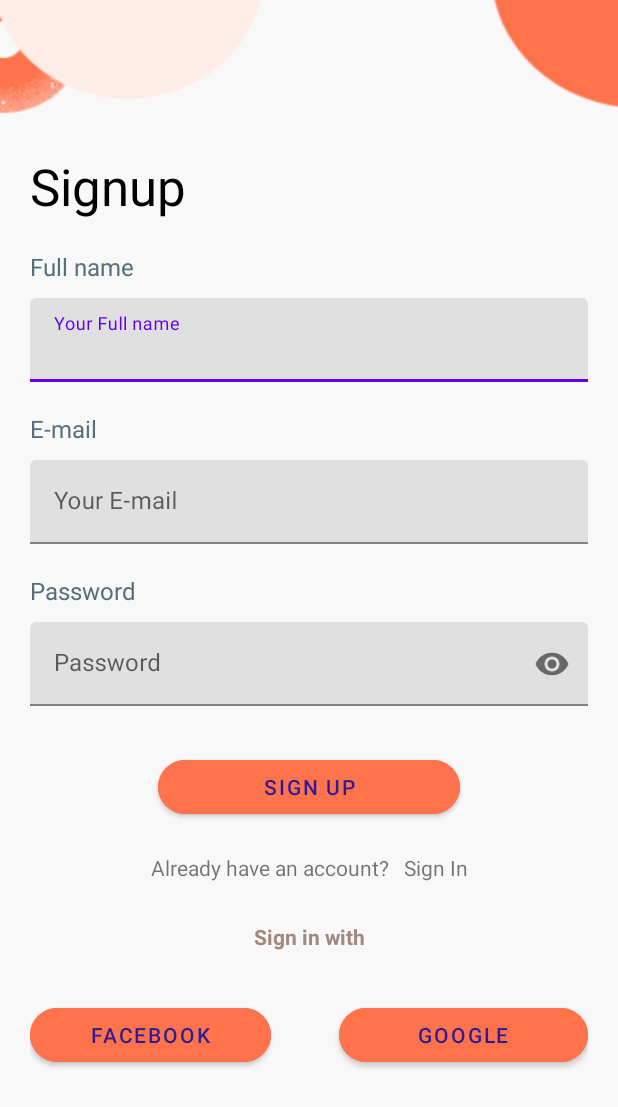
After one commit to trung08052001-hcm/baitaptet, an Android app: the layout activity_register.xml on its own in the app's theme, with its tools: preview values and no code run, on a phone screen of 412 x 824 dp. The commit adds this screen. Shown: the top 1107 px of the screen. Run offline under Robolectric (Android 15) with nearby library versions, the phone set to English and light mode, and no system bars.

Commit message:
update code finish

```diff
--- a/app/build.gradle
+++ b/app/build.gradle
@@ -30,8 +30,8 @@ android {
     kotlinOptions {
         jvmTarget = '1.8'
     }
-    buildFeatures {
-        viewBinding true
+    dataBinding{
+        enabled = true
     }
 }
 
--- a/app/src/main/java/com/example/baitaptet/screen/wellcome/MainActivity1.kt
+++ b/app/src/main/java/com/example/baitaptet/screen/wellcome/MainActivity1.kt
@@ -3,7 +3,6 @@ package com.example.baitaptet.screen.wellcome
 import android.content.Intent
 import androidx.appcompat.app.AppCompatActivity
 import android.os.Bundle
-import android.widget.Button
 import android.widget.ImageView
 import com.example.baitaptet.R
 
--- a/app/src/main/java/com/example/baitaptet/screen/wellcome/MainActivity2.kt
+++ b/app/src/main/java/com/example/baitaptet/screen/wellcome/MainActivity2.kt
@@ -3,7 +3,6 @@ package com.example.baitaptet.screen.wellcome
 import android.content.Intent
 import androidx.appcompat.app.AppCompatActivity
 import android.os.Bundle
-import android.widget.Button
 import android.widget.ImageView
 import com.example.baitaptet.R
 
--- a/app/src/main/java/com/example/baitaptet/screen/wellcome/MainActivity3.kt
+++ b/app/src/main/java/com/example/baitaptet/screen/wellcome/MainActivity3.kt
@@ -6,7 +6,6 @@ import android.os.Bundle
 import android.widget.ImageView
 import com.example.baitaptet.R
 import com.example.baitaptet.screen.login.newActivity
-import com.example.baitaptet.screen.profile.ProfileActivity
 
 class MainActivity3 : AppCompatActivity() {
     override fun onCreate(savedInstanceState: Bundle?) {
--- /dev/null
+++ b/app/src/main/res/layout/activity_register.xml
@@ -0,0 +1,234 @@
+<?xml version="1.0" encoding="utf-8"?>
+<layout xmlns:android="http://schemas.android.com/apk/res/android"
+    xmlns:app="http://schemas.android.com/apk/res-auto"
+    xmlns:tools="http://schemas.android.com/tools">
+
+    <data>
+        <variable
+            name="viewModel"
+            type="com.example.baitaptet.ViewModel.MainViewModel" />
+    </data>
+
+    <androidx.constraintlayout.widget.ConstraintLayout
+        android:layout_width="match_parent"
+        android:layout_height="match_parent"
+        tools:context=".screen.SignUp.registerActivity">
+        <androidx.constraintlayout.widget.ConstraintLayout
+            android:layout_width="match_parent"
+            android:layout_height="match_parent"
+            android:background="@drawable/signin_background"
+            android:paddingHorizontal="20dp"
+            tools:context=".screens.signup.SignUpActivity"
+            tools:layout_editor_absoluteX="0dp"
+            tools:layout_editor_absoluteY="25dp">
+
+            <TextView
+                android:id="@+id/textViewSignUp"
+                android:layout_width="wrap_content"
+                android:layout_height="wrap_content"
+                android:text="@string/signup"
+                android:textColor="@color/black"
+                android:textSize="34sp"
+                app:layout_constraintBottom_toBottomOf="parent"
+                app:layout_constraintStart_toStartOf="parent"
+                app:layout_constraintTop_toTopOf="parent"
+                app:layout_constraintVertical_bias="0.13" />
+
+            <TextView
+                android:id="@+id/fullName"
+                android:layout_width="wrap_content"
+                android:layout_height="wrap_content"
+                android:layout_marginTop="20dp"
+                android:text="@string/full_name_label"
+                android:textColor="#546E7A"
+                android:textSize="16sp"
+                app:layout_constraintStart_toStartOf="parent"
+                app:layout_constraintTop_toBottomOf="@+id/textViewSignUp" />
+
+            <com.google.android.material.textfield.TextInputLayout
+                android:id="@+id/fullNameInputTextLayout"
+                android:layout_width="0dp"
+                android:layout_height="wrap_content"
+                android:layout_marginTop="10dp"
+                app:endIconMode="clear_text"
+                app:layout_constraintEnd_toEndOf="parent"
+                app:layout_constraintStart_toStartOf="parent"
+                app:layout_constraintTop_toBottomOf="@id/fullName">
+
+                <com.google.android.material.textfield.TextInputEditText
+                    android:id="@+id/fullNameInput"
+                    android:layout_width="match_parent"
+                    android:layout_height="wrap_content"
+                    android:hint="@string/You_full_name"
+                    android:inputType="textEmailAddress"
+
+                    android:textColorHint="#78909C"
+                    tools:ignore="TouchTargetSizeCheck" />
+            </com.google.android.material.textfield.TextInputLayout>
+
+            <TextView
+                android:id="@+id/email"
+                android:layout_width="wrap_content"
+                android:layout_height="wrap_content"
+                android:layout_marginTop="20dp"
+                android:text="@string/e_mail_label"
+                android:textColor="#546E7A"
+                android:textSize="16sp"
+                app:layout_constraintStart_toStartOf="parent"
+                app:layout_constraintTop_toBottomOf="@+id/fullNameInputTextLayout" />
+
+            <com.google.android.material.textfield.TextInputLayout
+                android:id="@+id/emailInputTextLayout"
+                android:layout_width="0dp"
+                android:layout_height="wrap_content"
+                android:layout_marginTop="10dp"
+                app:endIconMode="clear_text"
+                app:layout_constraintEnd_toEndOf="parent"
+                app:layout_constraintStart_toStartOf="parent"
+                app:layout_constraintTop_toBottomOf="@id/email">
+
+                <com.google.android.material.textfield.TextInputEditText
+                    android:id="@+id/emailInput"
+                    android:layout_width="match_parent"
+                    android:layout_height="wrap_content"
+                    android:hint="@string/your_e_mail_sign_up"
+                    android:inputType="textEmailAddress"
+                    android:textColorHint="#78909C"
+                    tools:ignore="TouchTargetSizeCheck" />
+            </com.google.android.material.textfield.TextInputLayout>
+
+            <TextView
+                android:id="@+id/password"
+                android:layout_width="wrap_content"
+                android:layout_height="wrap_content"
+                android:layout_marginTop="20dp"
+                android:text="@string/login_password"
+                android:textColor="#546E7A"
+                android:textSize="16sp"
+                app:layout_constraintStart_toStartOf="parent"
+                app:layout_constraintTop_toBottomOf="@+id/emailInputTextLayout" />
+
+            <com.google.android.material.textfield.TextInputLayout
+                android:id="@+id/passwordTextLayout"
+                android:layout_width="0dp"
+                android:layout_height="wrap_content"
+                android:layout_marginTop="10dp"
+                app:endIconMode="password_toggle"
+                app:layout_constraintEnd_toEndOf="parent"
+                app:layout_constraintStart_toStartOf="parent"
+                app:layout_constraintTop_toBottomOf="@id/password">
+
+                <com.google.android.material.textfield.TextInputEditText
+                    android:id="@+id/passwordInput"
+                    android:layout_width="match_parent"
+                    android:layout_height="wrap_content"
+                    android:hint="@string/password_hint"
+                    android:inputType="textPassword"
+                    android:textColorHint="#78909C"
+                    tools:ignore="TouchTargetSizeCheck,DuplicateSpeakableTextCheck" />
+            </com.google.android.material.textfield.TextInputLayout>
+
+            <Button
+
+                android:id="@+id/buttonSignUp"
+                android:layout_width="wrap_content"
+                android:layout_height="wrap_content"
+                android:layout_marginTop="30dp"
+                app:shapeAppearanceOverlay="@style/Button5"
+                android:backgroundTint="#FE724C"
+                android:paddingHorizontal="70dp"
+                android:text="@string/sign_up"
+                android:textColor="#311B92"
+                app:layout_constraintEnd_toEndOf="parent"
+                app:layout_constraintStart_toStartOf="parent"
+                app:layout_constraintTop_toBottomOf="@+id/passwordTextLayout" />
+
+            <LinearLayout
+                android:id="@+id/linearLayout"
+                android:layout_width="wrap_content"
+                android:layout_height="wrap_content"
+                android:layout_marginTop="20dp"
+                app:layout_constraintEnd_toEndOf="parent"
+                app:layout_constraintStart_toStartOf="parent"
+                app:layout_constraintTop_toBottomOf="@+id/buttonSignUp">
+
+                <TextView
+                    android:id="@+id/already_have_account"
+                    android:layout_width="wrap_content"
+                    android:layout_height="wrap_content"
+                    android:text="@string/already_have_account" />
+
+                <TextView
+                    android:id="@+id/textViewSignin"
+                    android:layout_width="wrap_content"
+                    android:layout_height="wrap_content"
+                    android:layout_marginStart="10dp"
+                    android:text="@string/sign_in" />
+            </LinearLayout>
+
+
+            <androidx.constraintlayout.widget.Guideline
+                android:id="@+id/guideline"
+                android:layout_width="wrap_content"
+                android:layout_height="wrap_content"
+                android:orientation="vertical"
+                app:layout_constraintGuide_percent="0.5" />
+
+            <Button
+                android:id="@+id/button_facebook"
+                android:layout_width="0dp"
+                android:layout_height="wrap_content"
+                android:layout_marginTop="32dp"
+                android:layout_marginEnd="25dp"
+                app:shapeAppearanceOverlay="@style/Button5"
+                android:backgroundTint="#FE724C"
+                android:drawableStart="@drawable/garan"
+                android:paddingHorizontal="16dp"
+                android:text="@string/btn_text_facebook"
+                android:textAllCaps="false"
+                android:textColor="#311B92"
+                android:textSize="14sp"
+                app:layout_constraintEnd_toStartOf="@+id/guideline"
+                app:layout_constraintHorizontal_bias="0.761"
+                app:layout_constraintStart_toStartOf="parent"
+                app:layout_constraintTop_toBottomOf="@+id/textView3"
+                tools:ignore="TextContrastCheck" />
+
+            <Button
+
+                android:id="@+id/button_gmail"
+                android:layout_width="0dp"
+                android:layout_height="wrap_content"
+                android:layout_marginStart="20dp"
+                android:layout_marginTop="32dp"
+                app:shapeAppearanceOverlay="@style/Button5"
+                android:backgroundTint="#FE724C"
+                android:drawableStart="@drawable/google"
+                android:paddingHorizontal="16dp"
+                android:text="@string/btn_text_gmail"
+                android:textAllCaps="false"
+                android:textColor="#311B92"
+                android:textSize="14sp"
+                app:layout_constraintEnd_toEndOf="parent"
+                app:layout_constraintHorizontal_bias="0.0"
+                app:layout_constraintStart_toStartOf="@+id/guideline"
+                app:layout_constraintTop_toBottomOf="@+id/textView3" />
+
+            <TextView
+                android:id="@+id/textView3"
+                android:layout_width="wrap_content"
+                android:layout_height="wrap_content"
+                android:layout_marginTop="20dp"
+                android:paddingHorizontal="20dp"
+                android:text="@string/signin_with"
+                android:textColor="#A1887F"
+                android:textStyle="bold"
+                app:layout_constraintBottom_toBottomOf="parent"
+                app:layout_constraintEnd_toEndOf="parent"
+                app:layout_constraintStart_toStartOf="parent"
+                app:layout_constraintTop_toBottomOf="@+id/linearLayout"
+                app:layout_constraintVertical_bias="0.033" />
+        </androidx.constraintlayout.widget.ConstraintLayout>
+
+    </androidx.constraintlayout.widget.ConstraintLayout>
+</layout>
--- a/app/src/main/res/values/strings.xml
+++ b/app/src/main/res/values/strings.xml
@@ -23,5 +23,12 @@
     <string name="btn_text_gmail">GOOGLE</string>
     <string name="full_name_label">Full name</string>
     <string name="e_mail_label">E-mail</string>
+    <string name="phone_number_label_signup">Phone Number</string>
+    <string name="signup">Signup</string>
+    <string name="You_full_name">Your Full name</string>
+    <string name="your_e_mail_sign_up">Your E-mail</string>
+    <string name="sign_up">SIGN UP</string>
+    <string name="already_have_account">Already have an account?</string>
+    <string name="sign_in">Sign In</string>
     <string name="phone_number_label">Phone Number</string>
 </resources>
```
Also changed, not shown: app/src/main/AndroidManifest.xml (+21 -6 lines), app/src/main/java/com/example/baitaptet/ViewModel/MainViewModel.kt (added, +69 -0 lines), app/src/main/java/com/example/baitaptet/ViewModel/ProfileViewModel.kt (added, +24 -0 lines), app/src/main/java/com/example/baitaptet/screen/SignUp/RegisterActivity.kt (added, +51 -0 lines), app/src/main/java/com/example/baitaptet/screen/login/NewActivity.kt (+30 -33 lines), app/src/main/java/com/example/baitaptet/screen/profile/ProfileActivity.kt (+13 -32 lines), app/src/main/res/drawable/icon_facebook.xml (added, +12 -0 lines), app/src/main/res/drawable/icon_google.xml (added, +18 -0 lines), app/src/main/res/layout/activity_new.xml (+17 -4 lines), app/src/main/res/layout/activity_profile.xml (+13 -2 lines).
